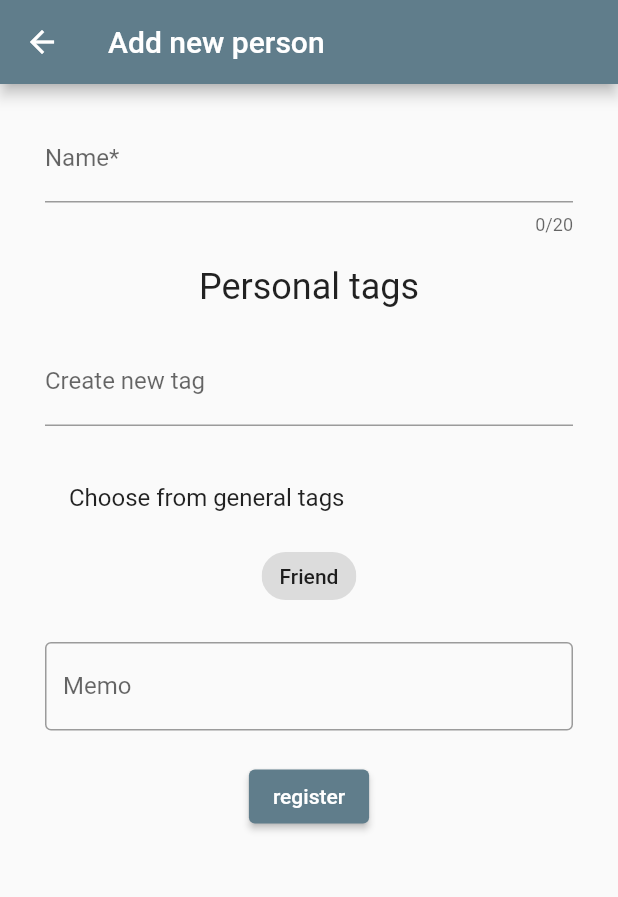
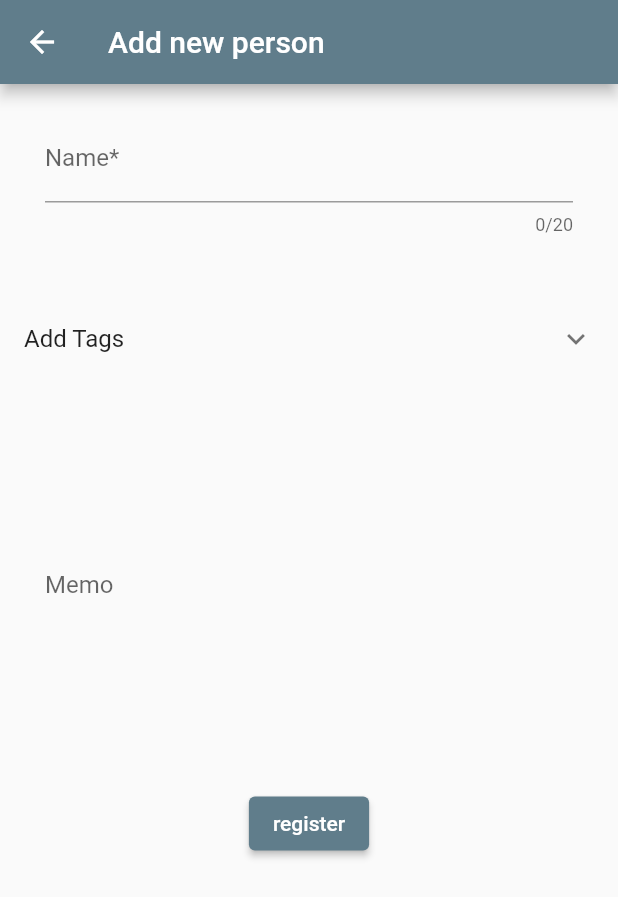
Before and after one commit to kikeda1102/HitoMemo, a Flutter app: the screen it shows after launch, after a tap on the "add" icon, on a phone screen of 412 x 824 dp. Shown: the top 897 px of the screen. Run offline on Flutter 3.47's test engine with Material 2 defaults, Android fonts, the phone set to English and light mode, and no system bars; our stand-ins replace isar; accounts and stored records are empty; generated files the repository leaves out were written again.

Commit message:
AddTagを追加修正

```diff
--- a/lib/pages/add_person_page.dart
+++ b/lib/pages/add_person_page.dart
@@ -67,12 +67,12 @@ class _AddPersonPageState extends State<AddPersonPage> {
                 const SizedBox(height: 20),
 
                 // personalタグ
-                const Text('Personal tags', style: TextStyle(fontSize: 24)),
-                const SizedBox(height: 20),
+                // const Text('Personal tags', style: TextStyle(fontSize: 24)),
+                // const SizedBox(height: 20),
                 // 登録されたpersonal tagsを表示
                 Wrap(
-                  spacing: 8,
-                  runSpacing: -2,
+                  spacing: 5,
+                  runSpacing: 5,
                   children: newProfile.personalTags
                       .map((tag) => InputChip(
                             label: Text(tag),
@@ -83,6 +83,10 @@ class _AddPersonPageState extends State<AddPersonPage> {
                             },
                           ))
                       .toList(),
+                ),
+
+                const SizedBox(
+                  height: 20,
                 ),
 
                 // タグ追加
@@ -101,9 +105,10 @@ class _AddPersonPageState extends State<AddPersonPage> {
                       newProfile.memo = value;
                     },
                     controller: _memoTextController,
+                    maxLines: 10,
                     decoration: const InputDecoration(
                       labelText: 'Memo',
-                      border: OutlineInputBorder(),
+                      border: InputBorder.none,
                     ),
                   ),
                 ),
@@ -150,7 +155,8 @@ class AddTagWidget extends StatefulWidget {
 class _AddTagWidgetState extends State<AddTagWidget> {
   @override
   Widget build(BuildContext context) {
-    return Column(
+    return ExpansionTile(
+      title: const Text('Add Tags'),
       children: [
         // ユーザー入力によるタグ作成と登録
         Container(
@@ -194,8 +200,8 @@ class _AddTagWidgetState extends State<AddTagWidget> {
             List<GeneralTag> toggledTags = [];
 
             return Wrap(
-              spacing: 10,
-              runSpacing: -8,
+              spacing: 5,
+              runSpacing: 5,
               children: generalTags
                   .map(
                     (tag) => FilterChip(
```
Also changed, not shown: lib/pages/profile_detail_page.dart (+19 -5 lines), lib/pages/tag_management_page.dart (+22 -21 lines).
